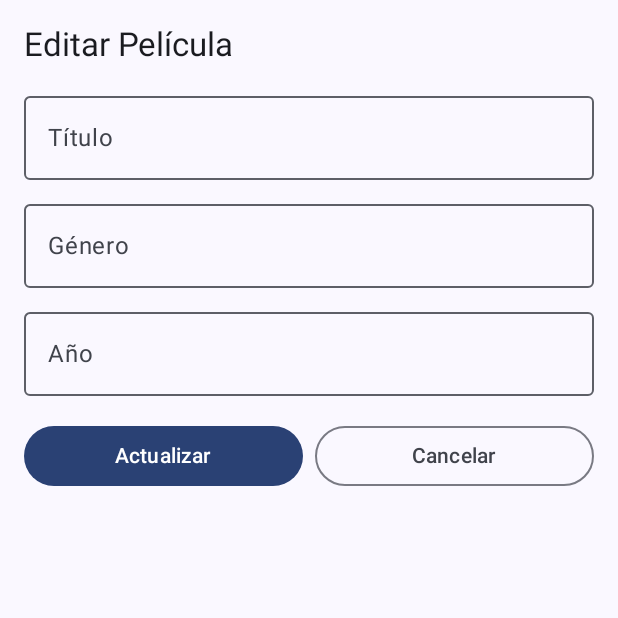
After one commit to camelotrees/AppPeliculasRoomCompose, an Android app built with Jetpack Compose: the composable PantallaEditarPelicula called with empty values, on a phone screen of 412 x 824 dp, the top half of it. The commit adds this screen. Run offline under Robolectric (Android 15) with nearby library versions, the phone set to English and light mode, and no system bars.

Commit message:
Parte 3: PantallaPeliculas y PantallaEditarPelicula

```diff
--- /dev/null
+++ b/app/src/main/java/com/example/apppeliculasroomcompose/presentacion/PantallaEditarPelicula.kt
@@ -0,0 +1,129 @@
+package com.example.apppeliculasroomcompose.presentacion
+
+import android.widget.Toast
+import androidx.compose.foundation.layout.Arrangement
+import androidx.compose.foundation.layout.Column
+import androidx.compose.foundation.layout.Row
+import androidx.compose.foundation.layout.Spacer
+import androidx.compose.foundation.layout.fillMaxSize
+import androidx.compose.foundation.layout.fillMaxWidth
+import androidx.compose.foundation.layout.height
+import androidx.compose.foundation.layout.padding
+import androidx.compose.foundation.text.KeyboardOptions
+import androidx.compose.material3.Button
+import androidx.compose.material3.MaterialTheme
+import androidx.compose.material3.OutlinedButton
+import androidx.compose.material3.OutlinedTextField
+import androidx.compose.material3.Text
+import androidx.compose.runtime.Composable
+import androidx.compose.runtime.LaunchedEffect
+import androidx.compose.runtime.getValue
+import androidx.compose.runtime.mutableStateOf
+import androidx.compose.runtime.saveable.rememberSaveable
+import androidx.compose.runtime.setValue
+import androidx.compose.ui.Modifier
+import androidx.compose.ui.platform.LocalContext
+import androidx.compose.ui.text.input.KeyboardType
+import androidx.compose.ui.unit.dp
+import androidx.navigation.NavHostController
+import com.example.apppeliculasroomcompose.viewmodel.PeliculaViewModel
+
+@Composable
+fun PantallaEditarPelicula(
+    id: Int,
+    navController: NavHostController,
+    viewModel: PeliculaViewModel
+) {
+    val context = LocalContext.current
+    var titulo by rememberSaveable { mutableStateOf("") }
+    var genero by rememberSaveable { mutableStateOf("") }
+    var anioTexto by rememberSaveable { mutableStateOf("") }
+
+    LaunchedEffect(id) {
+        val pelicula = viewModel.obtenerPelicula(id)
+        if (pelicula != null) {
+            titulo = pelicula.titulo
+            genero = pelicula.genero
+            anioTexto = pelicula.anio.toString()
+        } else {
+            Toast.makeText(context, "No se encontró la película", Toast.LENGTH_SHORT).show()
+            navController.popBackStack()
+        }
+    }
+
+    Column(
+        modifier = Modifier
+            .fillMaxSize()
+            .padding(16.dp)
+    ) {
+        Text(
+            text = "Editar Película",
+            style = MaterialTheme.typography.titleLarge
+        )
+
+        Spacer(modifier = Modifier.height(12.dp))
+
+        OutlinedTextField(
+            value = titulo,
+            onValueChange = { titulo = it },
+            label = { Text("Título") },
+            singleLine = true,
+            modifier = Modifier.fillMaxWidth()
+        )
+
+        Spacer(modifier = Modifier.height(8.dp))
+
+        OutlinedTextField(
+            value = genero,
+            onValueChange = { genero = it },
+            label = { Text("Género") },
+            singleLine = true,
+            modifier = Modifier.fillMaxWidth()
+        )
+
+        Spacer(modifier = Modifier.height(8.dp))
+
+        OutlinedTextField(
+            value = anioTexto,
+            onValueChange = { anioTexto = it },
+            label = { Text("Año") },
+            singleLine = true,
+            keyboardOptions = KeyboardOptions(keyboardType = KeyboardType.Number),
+            modifier = Modifier.fillMaxWidth()
+        )
+
+        Spacer(modifier = Modifier.height(16.dp))
+
+        Row(
+            modifier = Modifier.fillMaxWidth(),
+            horizontalArrangement = Arrangement.spacedBy(8.dp)
+        ) {
+            Button(
+                onClick = {
+                    val anio = anioTexto.trim().toIntOrNull()
+                    if (titulo.isBlank() || genero.isBlank() || anioTexto.isBlank()) {
+                        Toast.makeText(context, "Por favor, complete todos los campos", Toast.LENGTH_SHORT).show()
+                    } else if (anio == null || (anio !in 1900..2100)) {
+                        Toast.makeText(context, "El año debe ser un número entre 1900 y 2100", Toast.LENGTH_SHORT).show()
+                    } else {
+                        viewModel.actualizarPelicula(id, titulo.trim(), genero.trim(), anio)
+                        Toast.makeText(context, "Película actualizada con éxito", Toast.LENGTH_SHORT).show()
+                        navController.popBackStack()
+                    }
+                },
+                modifier = Modifier.weight(1f)
+            ) {
+                Text("Actualizar")
+            }
+
+            OutlinedButton(
+                onClick = {
+                    navController.popBackStack()
+                },
+                modifier = Modifier.weight(1f)
+            ) {
+                Text("Cancelar")
+            }
+        }
+    }
+}
```
Also changed, not shown: app/src/main/java/com/example/apppeliculasroomcompose/MainActivity.kt (+42 -22 lines), app/src/main/java/com/example/apppeliculasroomcompose/presentacion/PantallaPeliculas.kt (added, +224 -0 lines).
